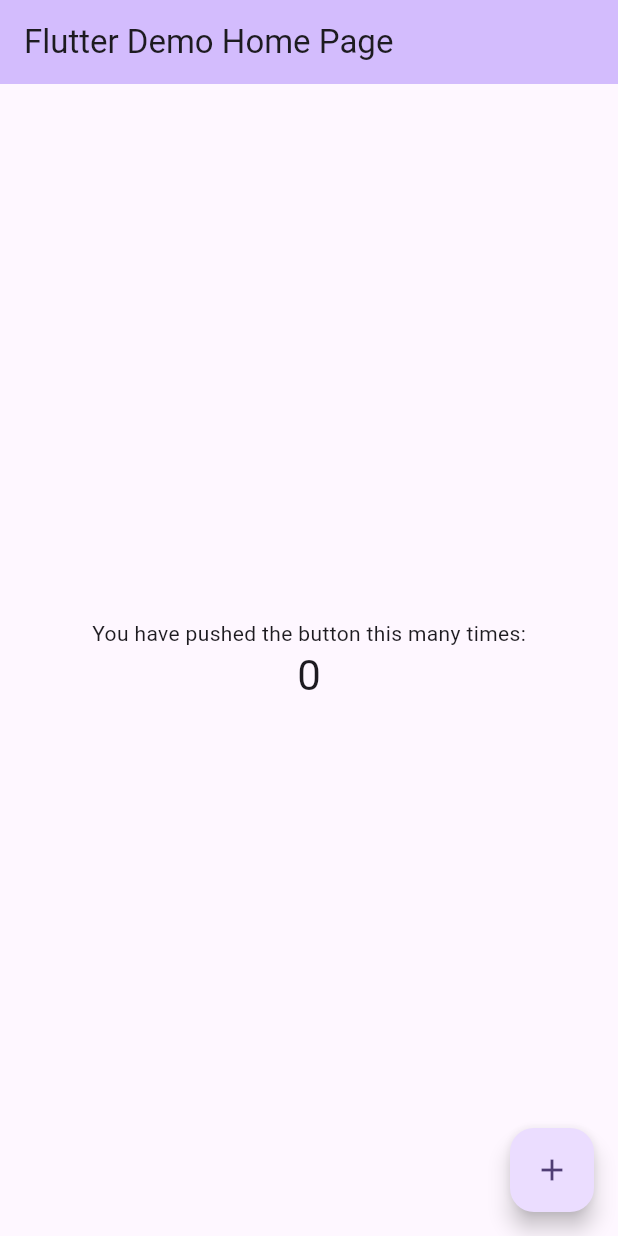
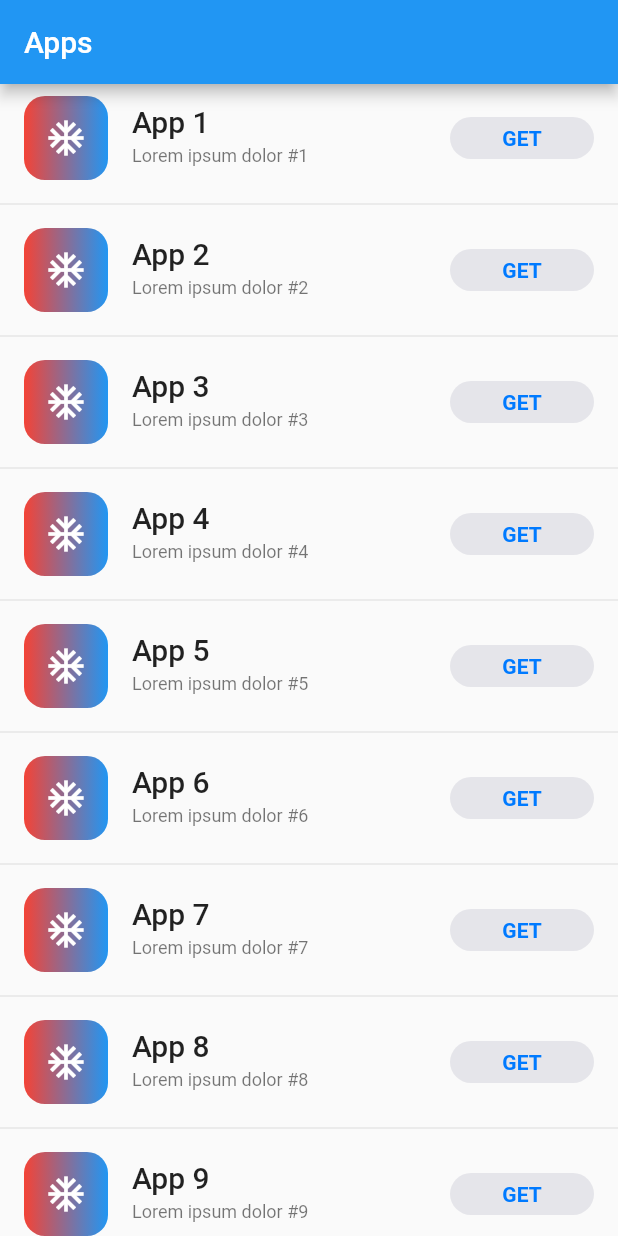
Before and after one commit to asutaka/FlutterCom, a Flutter app: the screen it shows after launch, on a phone screen of 412 x 824 dp. Run offline on Flutter 3.47's test engine with Material 2 defaults, Android fonts, the phone set to English and light mode, and no system bars.

Commit message:
second commit

```diff
--- a/lib/main.dart
+++ b/lib/main.dart
@@ -1,125 +1,406 @@
+import 'package:flutter/cupertino.dart';
 import 'package:flutter/material.dart';
 
 void main() {
-  runApp(const MyApp());
+  runApp(
+    const MaterialApp(
+      home: ExampleCupertinoDownloadButton(),
+      debugShowCheckedModeBanner: false,
+    ),
+  );
 }
 
-class MyApp extends StatelessWidget {
-  const MyApp({super.key});
+@immutable
+class ExampleCupertinoDownloadButton extends StatefulWidget {
+  const ExampleCupertinoDownloadButton({super.key});
 
-  // This widget is the root of your application.
+  @override
+  State<ExampleCupertinoDownloadButton> createState() =>
+      _ExampleCupertinoDownloadButtonState();
+}
+
+class _ExampleCupertinoDownloadButtonState
+    extends State<ExampleCupertinoDownloadButton> {
+  late final List<DownloadController> _downloadControllers;
+
+  @override
+  void initState() {
+    super.initState();
+    _downloadControllers = List<DownloadController>.generate(
+      20,
+      (index) => SimulatedDownloadController(onOpenDownload: () {
+        _openDownload(index);
+      }),
+    );
+  }
+
+  void _openDownload(int index) {
+    ScaffoldMessenger.of(context).showSnackBar(
+      SnackBar(
+        content: Text('Open App ${index + 1}'),
+      ),
+    );
+  }
+
   @override
   Widget build(BuildContext context) {
-    return MaterialApp(
-      title: 'Flutter Demo',
-      theme: ThemeData(
-        // This is the theme of your application.
-        //
-        // TRY THIS: Try running your application with "flutter run". You'll see
-        // the application has a blue toolbar. Then, without quitting the app,
-        // try changing the seedColor in the colorScheme below to Colors.green
-        // and then invoke "hot reload" (save your changes or press the "hot
-        // reload" button in a Flutter-supported IDE, or press "r" if you used
-        // the command line to start the app).
-        //
-        // Notice that the counter didn't reset back to zero; the application
-        // state is not lost during the reload. To reset the state, use hot
-        // restart instead.
-        //
-        // This works for code too, not just values: Most code changes can be
-        // tested with just a hot reload.
-        colorScheme: ColorScheme.fromSeed(seedColor: Colors.deepPurple),
-        useMaterial3: true,
+    return Scaffold(
+      appBar: AppBar(title: const Text('Apps')),
+      body: ListView.separated(
+        itemCount: _downloadControllers.length,
+        separatorBuilder: (_, __) => const Divider(),
+        itemBuilder: _buildListItem,
       ),
-      home: const MyHomePage(title: 'Flutter Demo Home Page'),
+    );
+  }
+
+  Widget _buildListItem(BuildContext context, int index) {
+    final theme = Theme.of(context);
+    final downloadController = _downloadControllers[index];
+
+    return ListTile(
+      leading: const DemoAppIcon(),
+      title: Text(
+        'App ${index + 1}',
+        overflow: TextOverflow.ellipsis,
+        style: theme.textTheme.titleLarge,
+      ),
+      subtitle: Text(
+        'Lorem ipsum dolor #${index + 1}',
+        overflow: TextOverflow.ellipsis,
+        style: theme.textTheme.bodySmall,
+      ),
+      trailing: SizedBox(
+        width: 96,
+        child: AnimatedBuilder(
+          animation: downloadController,
+          builder: (context, child) {
+            return DownloadButton(
+              status: downloadController.downloadStatus,
+              downloadProgress: downloadController.progress,
+              onDownload: downloadController.startDownload,
+              onCancel: downloadController.stopDownload,
+              onOpen: downloadController.openDownload,
+            );
+          },
+        ),
+      ),
     );
   }
 }
 
-class MyHomePage extends StatefulWidget {
-  const MyHomePage({super.key, required this.title});
-
-  // This widget is the home page of your application. It is stateful, meaning
-  // that it has a State object (defined below) that contains fields that affect
-  // how it looks.
-
-  // This class is the configuration for the state. It holds the values (in this
-  // case the title) provided by the parent (in this case the App widget) and
-  // used by the build method of the State. Fields in a Widget subclass are
-  // always marked "final".
-
-  final String title;
+@immutable
+class DemoAppIcon extends StatelessWidget {
+  const DemoAppIcon({super.key});
 
   @override
-  State<MyHomePage> createState() => _MyHomePageState();
+  Widget build(BuildContext context) {
+    return const AspectRatio(
+      aspectRatio: 1,
+      child: FittedBox(
+        child: SizedBox(
+          width: 80,
+          height: 80,
+          child: DecoratedBox(
+            decoration: BoxDecoration(
+              gradient: LinearGradient(
+                colors: [Colors.red, Colors.blue],
+              ),
+              borderRadius: BorderRadius.all(Radius.circular(20)),
+            ),
+            child: Center(
+              child: Icon(
+                Icons.ac_unit,
+                color: Colors.white,
+                size: 40,
+              ),
+            ),
+          ),
+        ),
+      ),
+    );
+  }
 }
 
-class _MyHomePageState extends State<MyHomePage> {
-  int _counter = 0;
+enum DownloadStatus {
+  notDownloaded,
+  fetchingDownload,
+  downloading,
+  downloaded,
+}
 
-  void _incrementCounter() {
-    setState(() {
-      // This call to setState tells the Flutter framework that something has
-      // changed in this State, which causes it to rerun the build method below
-      // so that the display can reflect the updated values. If we changed
-      // _counter without calling setState(), then the build method would not be
-      // called again, and so nothing would appear to happen.
-      _counter++;
+abstract class DownloadController implements ChangeNotifier {
+  DownloadStatus get downloadStatus;
+  double get progress;
+
+  void startDownload();
+  void stopDownload();
+  void openDownload();
+}
+
+class SimulatedDownloadController extends DownloadController
+    with ChangeNotifier {
+  SimulatedDownloadController({
+    DownloadStatus downloadStatus = DownloadStatus.notDownloaded,
+    double progress = 0.0,
+    required VoidCallback onOpenDownload,
+  })  : _downloadStatus = downloadStatus,
+        _progress = progress,
+        _onOpenDownload = onOpenDownload;
+
+  DownloadStatus _downloadStatus;
+  @override
+  DownloadStatus get downloadStatus => _downloadStatus;
+
+  double _progress;
+  @override
+  double get progress => _progress;
+
+  final VoidCallback _onOpenDownload;
+
+  bool _isDownloading = false;
+
+  @override
+  void startDownload() {
+    if (downloadStatus == DownloadStatus.notDownloaded) {
+      _doSimulatedDownload();
+    }
+  }
+
+  @override
+  void stopDownload() {
+    if (_isDownloading) {
+      _isDownloading = false;
+      _downloadStatus = DownloadStatus.notDownloaded;
+      _progress = 0.0;
+      notifyListeners();
+    }
+  }
+
+  @override
+  void openDownload() {
+    if (downloadStatus == DownloadStatus.downloaded) {
+      _onOpenDownload();
+    }
+  }
+
+  Future<void> _doSimulatedDownload() async {
+    _isDownloading = true;
+    _downloadStatus = DownloadStatus.fetchingDownload;
+    notifyListeners();
+
+    // Wait a second to simulate fetch time.
+    await Future<void>.delayed(const Duration(seconds: 1));
+
+    // If the user chose to cancel the download, stop the simulation.
+    if (!_isDownloading) {
+      return;
+    }
+
+    // Shift to the downloading phase.
+    _downloadStatus = DownloadStatus.downloading;
+    notifyListeners();
+
+    const downloadProgressStops = [0.0, 0.15, 0.45, 0.8, 1.0];
+    for (final stop in downloadProgressStops) {
+      // Wait a second to simulate varying download speeds.
+      await Future<void>.delayed(const Duration(seconds: 1));
+
+      // If the user chose to cancel the download, stop the simulation.
+      if (!_isDownloading) {
+        return;
+      }
+
+      // Update the download progress.
+      _progress = stop;
+      notifyListeners();
+    }
+
+    // Wait a second to simulate a final delay.
+    await Future<void>.delayed(const Duration(seconds: 1));
+
+    // If the user chose to cancel the download, stop the simulation.
+    if (!_isDownloading) {
+      return;
+    }
+
+    // Shift to the downloaded state, completing the simulation.
+    _downloadStatus = DownloadStatus.downloaded;
+    _isDownloading = false;
+    notifyListeners();
+  }
+}
+
+@immutable
+class DownloadButton extends StatelessWidget {
+  const DownloadButton({
+    super.key,
+    required this.status,
+    this.downloadProgress = 0.0,
+    required this.onDownload,
+    required this.onCancel,
+    required this.onOpen,
+    this.transitionDuration = const Duration(milliseconds: 500),
   });
+
+  final DownloadStatus status;
+  final double downloadProgress;
+  final VoidCallback onDownload;
+  final VoidCallback onCancel;
+  final VoidCallback onOpen;
+  final Duration transitionDuration;
+
+  bool get _isDownloading => status == DownloadStatus.downloading;
+
+  bool get _isFetching => status == DownloadStatus.fetchingDownload;
+
+  bool get _isDownloaded => status == DownloadStatus.downloaded;
+
+  void _onPressed() {
+    switch (status) {
+      case DownloadStatus.notDownloaded:
+        onDownload();
+        break;
+      case DownloadStatus.fetchingDownload:
+        // do nothing.
+        break;
+      case DownloadStatus.downloading:
+        onCancel();
+        break;
+      case DownloadStatus.downloaded:
+        onOpen();
+        break;
+    }
   }
 
   @override
   Widget build(BuildContext context) {
-    // This method is rerun every time setState is called, for instance as done
-    // by the _incrementCounter method above.
-    //
-    // The Flutter framework has been optimized to make rerunning build methods
-    // fast, so that you can just rebuild anything that needs updating rather
-    // than having to individually change instances of widgets.
-    return Scaffold(
-      appBar: AppBar(
-        // TRY THIS: Try changing the color here to a specific color (to
-        // Colors.amber, perhaps?) and trigger a hot reload to see the AppBar
-        // change color while the other colors stay the same.
-        backgroundColor: Theme.of(context).colorScheme.inversePrimary,
-        // Here we take the value from the MyHomePage object that was created by
-        // the App.build method, and use it to set our appbar title.
-        title: Text(widget.title),
+    return GestureDetector(
+      onTap: _onPressed,
+      child: Stack(
+        children: [
+          ButtonShapeWidget(
+            transitionDuration: transitionDuration,
+            isDownloaded: _isDownloaded,
+            isDownloading: _isDownloading,
+            isFetching: _isFetching,
           ),
-      body: Center(
-        // Center is a layout widget. It takes a single child and positions it
-        // in the middle of the parent.
-        child: Column(
-          // Column is also a layout widget. It takes a list of children and
-          // arranges them vertically. By default, it sizes itself to fit its
-          // children horizontally, and tries to be as tall as its parent.
-          //
-          // Column has various properties to control how it sizes itself and
-          // how it positions its children. Here we use mainAxisAlignment to
-          // center the children vertically; the main axis here is the vertical
-          // axis because Columns are vertical (the cross axis would be
-          // horizontal).
-          //
-          // TRY THIS: Invoke "debug painting" (choose the "Toggle Debug Paint"
-          // action in the IDE, or press "p" in the console), to see the
-          // wireframe for each widget.
-          mainAxisAlignment: MainAxisAlignment.center,
-          children: <Widget>[
-            const Text(
-              'You have pushed the button this many times:',
+          Positioned.fill(
+            child: AnimatedOpacity(
+              duration: transitionDuration,
+              opacity: _isDownloading || _isFetching ? 1.0 : 0.0,
+              curve: Curves.ease,
+              child: Stack(
+                alignment: Alignment.center,
+                children: [
+                  ProgressIndicatorWidget(
+                    downloadProgress: downloadProgress,
+                    isDownloading: _isDownloading,
+                    isFetching: _isFetching,
                   ),
-            Text(
-              '$_counter',
-              style: Theme.of(context).textTheme.headlineMedium,
+                  if (_isDownloading)
+                    const Icon(
+                      Icons.stop,
+                      size: 14,
+                      color: CupertinoColors.activeBlue,
                     ),
                 ],
               ),
             ),
-      floatingActionButton: FloatingActionButton(
-        onPressed: _incrementCounter,
-        tooltip: 'Increment',
-        child: const Icon(Icons.add),
-      ), // This trailing comma makes auto-formatting nicer for build methods.
+          ),
+        ],
+      ),
     );
   }
 }
+
+@immutable
+class ButtonShapeWidget extends StatelessWidget {
+  const ButtonShapeWidget({
+    super.key,
+    required this.isDownloading,
+    required this.isDownloaded,
+    required this.isFetching,
+    required this.transitionDuration,
+  });
+
+  final bool isDownloading;
+  final bool isDownloaded;
+  final bool isFetching;
+  final Duration transitionDuration;
+
+  @override
+  Widget build(BuildContext context) {
+    var shape = const ShapeDecoration(
+      shape: StadiumBorder(),
+      color: CupertinoColors.lightBackgroundGray,
+    );
+
+    if (isDownloading || isFetching) {
+      shape = ShapeDecoration(
+        shape: const CircleBorder(),
+        color: Colors.white.withOpacity(0),
+      );
+    }
+
+    return AnimatedContainer(
+      duration: transitionDuration,
+      curve: Curves.ease,
+      width: double.infinity,
+      decoration: shape,
+      child: Padding(
+        padding: const EdgeInsets.symmetric(vertical: 6),
+        child: AnimatedOpacity(
+          duration: transitionDuration,
+          opacity: isDownloading || isFetching ? 0.0 : 1.0,
+          curve: Curves.ease,
+          child: Text(
+            isDownloaded ? 'OPEN' : 'GET',
+            textAlign: TextAlign.center,
+            style: Theme.of(context).textTheme.labelLarge?.copyWith(
+                  fontWeight: FontWeight.bold,
+                  color: CupertinoColors.activeBlue,
+                ),
+          ),
+        ),
+      ),
+    );
+  }
+}
+
+@immutable
+class ProgressIndicatorWidget extends StatelessWidget {
+  const ProgressIndicatorWidget({
+    super.key,
+    required this.downloadProgress,
+    required this.isDownloading,
+    required this.isFetching,
+  });
+
+  final double downloadProgress;
+  final bool isDownloading;
+  final bool isFetching;
+
+  @override
+  Widget build(BuildContext context) {
+    return AspectRatio(
+      aspectRatio: 1,
+      child: TweenAnimationBuilder<double>(
+        tween: Tween(begin: 0, end: downloadProgress),
+        duration: const Duration(milliseconds: 200),
+        builder: (context, progress, child) {
+          return CircularProgressIndicator(
+            backgroundColor: isDownloading
+                ? CupertinoColors.lightBackgroundGray
+                : Colors.white.withOpacity(0),
+            valueColor: AlwaysStoppedAnimation(isFetching
+                ? CupertinoColors.lightBackgroundGray
+                : CupertinoColors.activeBlue),
+            strokeWidth: 2,
+            value: isFetching ? null : progress,
+          );
+        },
+      ),
+    );
+  }
+}
```
Also changed, not shown: 1 other file. Lines whose indentation alone changed are shown as unchanged.
